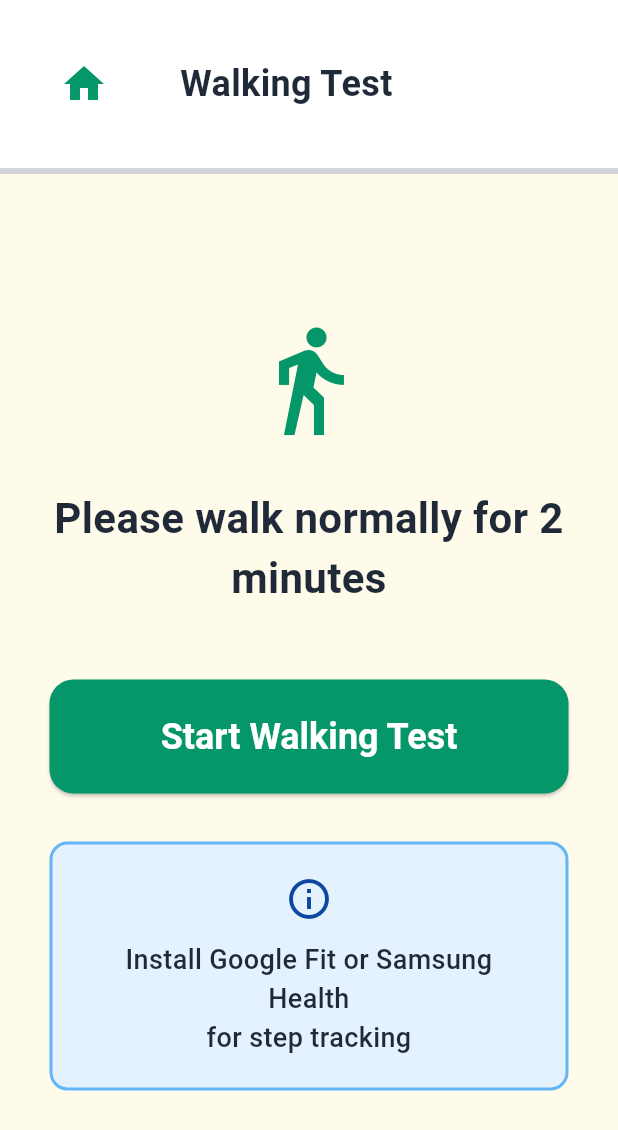
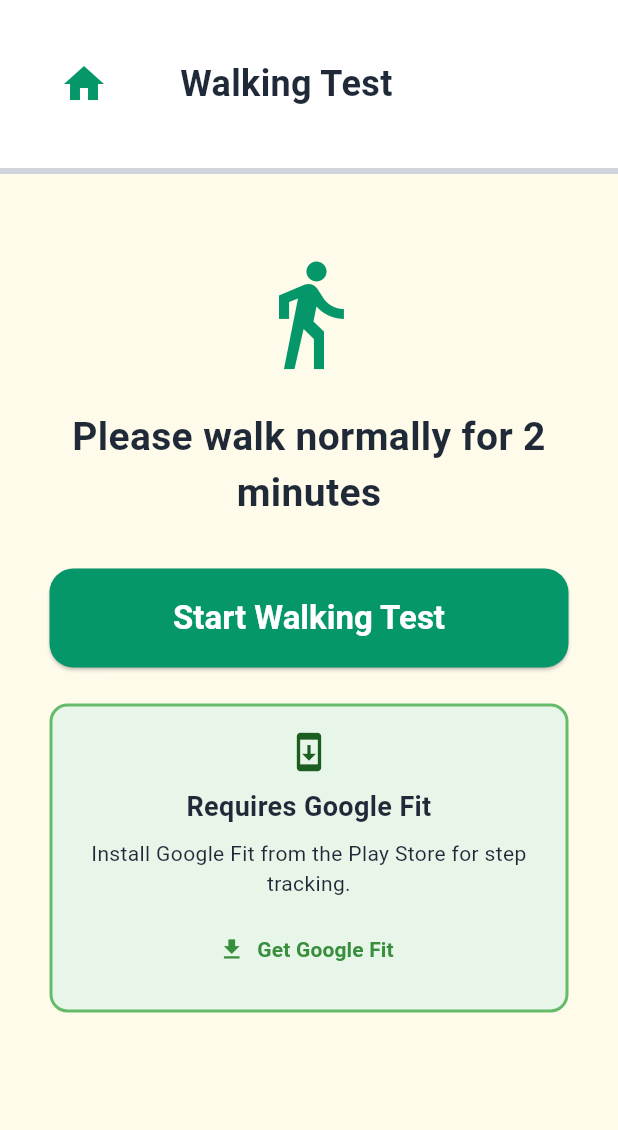
Before and after one commit to evatate/RealVision, a Flutter app: the GaitTestScreen screen opened directly, on a phone screen of 412 x 824 dp. Shown: the top 1130 px of the screen. Run offline on Flutter 3.47's test engine with Material 3 defaults, Android fonts, the light colour scheme and no system bars; our stand-ins replace camera, flutter_tts, get_it, speech_to_text; missing offline and left inert: google_mlkit_face_detection, health, tflite_flutter.

Commit message:
Implemented loading screen, switching to Google Fit for step data, working on eye tracking

```diff
--- a/app/lib/main.dart
+++ b/app/lib/main.dart
@@ -4,6 +4,7 @@ import 'screens/home_screen.dart';
 import 'models/test_progress.dart';
 import 'utils/colors.dart';
 import '../services/service_locator.dart';
+import 'screens/splash_screen.dart';
 
 void main() async {
   WidgetsFlutterBinding.ensureInitialized();
@@ -48,7 +49,7 @@ class RealVisionApp extends StatelessWidget {
             ),
           ),
         ),
-        home: const HomeScreen(),
+        home: const SplashScreen(),
       ),
     );
   }
--- a/app/lib/screens/gait_test_screen.dart
+++ b/app/lib/screens/gait_test_screen.dart
@@ -102,16 +102,13 @@ class _GaitTestScreenState extends State<GaitTestScreen> {
       _waitingForSync = true;
     });
 
-    // Mark as completed immediately so user can continue
     Provider.of<TestProgress>(context, listen: false).markGaitCompleted();
     await _audioService.speak('Walking test complete. Step data will sync in background.');
 
-    // Return to home screen
     if (mounted) {
       Navigator.pop(context);
     }
 
-    // Query data after 2 minutes in background
     Future.delayed(const Duration(minutes: 2), () async {
       if (_startTime == null || _endTime == null) return;
 
@@ -157,27 +154,29 @@ class _GaitTestScreenState extends State<GaitTestScreen> {
   }
 
   Widget _buildStartScreen() {
-    return Column(
-      mainAxisAlignment: MainAxisAlignment.center,
+    return SingleChildScrollView(
+      child: Column(
         children: [
+          SizedBox(height: 20),
+
           Icon(
             Icons.directions_walk,
             size: 80,
             color: AppColors.primary,
           ),
-        SizedBox(height: 32),
+          SizedBox(height: 24),
 
           Text(
             'Please walk normally for 2 minutes',
             style: TextStyle(
-            fontSize: 28,
+              fontSize: 26,
               fontWeight: FontWeight.bold,
               color: AppColors.textDark,
             ),
             textAlign: TextAlign.center,
           ),
 
-        SizedBox(height: 48),
+          SizedBox(height: 32),
 
           SizedBox(
             width: double.infinity,
@@ -185,43 +184,72 @@ class _GaitTestScreenState extends State<GaitTestScreen> {
               onPressed: _startTest,
               style: ElevatedButton.styleFrom(
                 backgroundColor: AppColors.primary,
-              padding: EdgeInsets.all(24),
+                padding: EdgeInsets.all(20),
               ),
               child: Text(
                 'Start Walking Test',
-              style: TextStyle(fontSize: 24, color: Colors.white),
+                style: TextStyle(fontSize: 22, color: Colors.white),
               ),
             ),
           ),
 
-        SizedBox(height: 32),
+          SizedBox(height: 24),
 
           Container(
-          padding: const EdgeInsets.all(20),
+            padding: const EdgeInsets.all(16),
             decoration: BoxDecoration(
-            color: Colors.blue[50],
+              color: Colors.green[50],
               borderRadius: BorderRadius.circular(12),
-            border: Border.all(color: Colors.blue[300]!, width: 2),
+              border: Border.all(color: Colors.green[400]!, width: 2),
             ),
             child: Column(
               children: [
-              Icon(Icons.info_outline, color: Colors.blue[900], size: 32),
-              SizedBox(height: 12),
+                Icon(Icons.system_update, color: Colors.green[900], size: 28),
+                SizedBox(height: 10),
                 Text(
                   Platform.isIOS
-                    ? 'Make sure Motion & Fitness is enabled:\nSettings > Privacy & Security > Motion & Fitness'
-                    : 'Install Google Fit or Samsung Health\nfor step tracking',
+                      ? 'For Best Results: Install Google Fit'
+                      : 'Requires Google Fit',
                   style: TextStyle(
                     fontSize: 18,
                     color: AppColors.textDark,
-                  fontWeight: FontWeight.w500,
+                    fontWeight: FontWeight.bold,
                   ),
                   textAlign: TextAlign.center,
+                ),
+                SizedBox(height: 8),
+                Text(
+                  Platform.isIOS
+                      ? 'Google Fit provides faster and more accurate step tracking than Apple Health.\n\nDownload from App Store before starting.'
+                      : 'Install Google Fit from the Play Store for step tracking.',
+                  style: TextStyle(
+                    fontSize: 14,
+                    color: AppColors.textDark,
+                  ),
+                  textAlign: TextAlign.center,
+                ),
+                SizedBox(height: 10),
+                TextButton.icon(
+                  onPressed: () {
+                    print('Open app store link');
+                  },
+                  icon: Icon(Icons.download, color: Colors.green[700]),
+                  label: Text(
+                    'Get Google Fit',
+                    style: TextStyle(
+                      fontSize: 14,
+                      color: Colors.green[700],
+                      fontWeight: FontWeight.bold,
+                    ),
+                  ),
                 ),
               ],
             ),
           ),
+
+          SizedBox(height: 20),
         ],
+      ),
     );
   }
 
--- a/app/pubspec.yaml
+++ b/app/pubspec.yaml
@@ -26,6 +26,7 @@ dependencies:
   speech_to_text: 7.2.0
   flutter_tts: ^4.2.3
   permission_handler: ^12.0.1
+  record: ^4.4.4
 
   # Health Data
   health: ^13.2.1
@@ -38,7 +39,7 @@ dependencies:
 
   # Storage
   shared_preferences: ^2.2.2
-  path_provider: ^2.1.1
+  path_provider: ^2.1.1  # Already compatible!
 
   # Utilities
   intl: ^0.20.2
```
Also changed, not shown: app/lib/screens/eye_tracking_screen.dart (+22 -10 lines), app/lib/screens/splash_screen.dart (+14 -31 lines), app/lib/services/health_service.dart (+125 -189 lines), app/pubspec.lock, 8 other files. Lines whose indentation alone changed are shown as unchanged.
